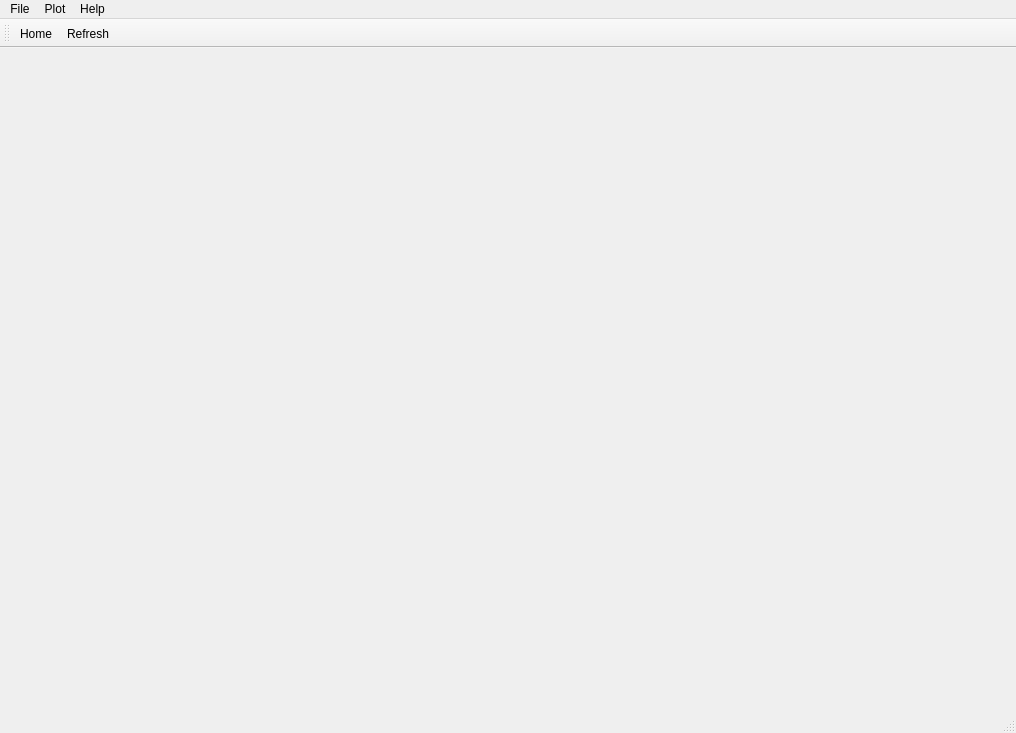
Qt form python/libraries/designer/mainWindow.ui (BEC-Trento/camera1) before a commit.
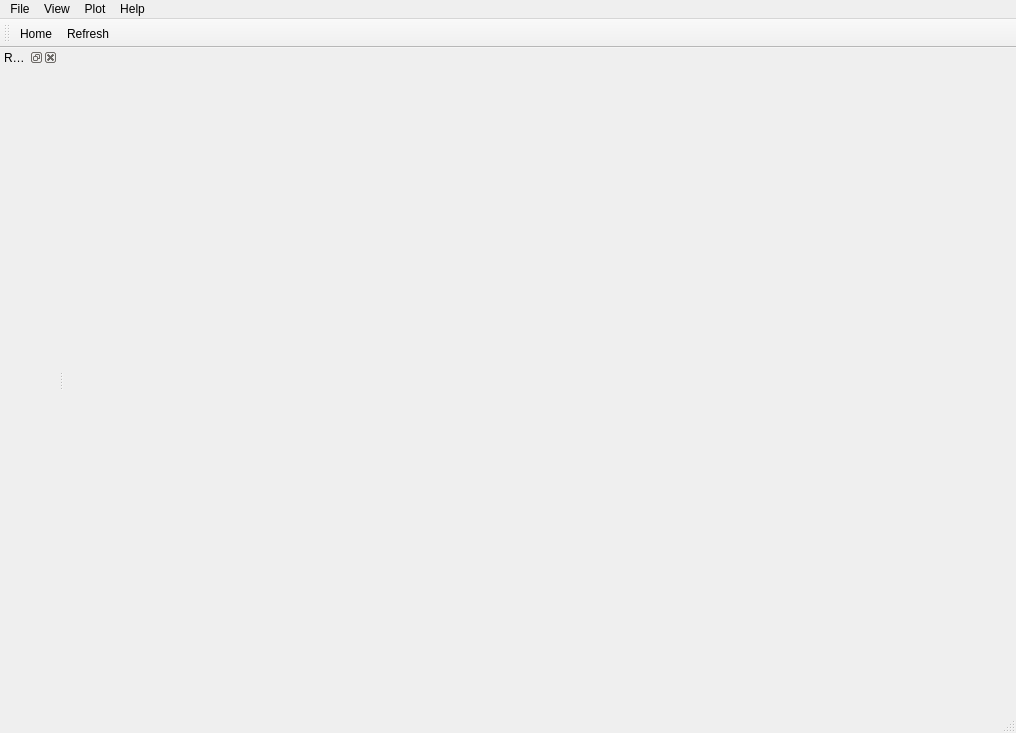
The same form after that commit. Icons and pictures are not drawn.

What changed in the file:
```diff
--- a/python/libraries/designer/mainWindow.ui
+++ b/python/libraries/designer/mainWindow.ui
@@ -21,12 +21,7 @@
    <string/>
   </property>
   <widget class="QWidget" name="centralwidget">
-   <layout class="QHBoxLayout" name="horizontalLayout">
-    <item>
-     <widget class="QWidget" name="framesWidget" native="true">
-      <layout class="QVBoxLayout" name="framesVerticalLayout"/>
-     </widget>
-    </item>
+   <layout class="QVBoxLayout" name="verticalLayout">
     <item>
      <widget class="QWidget" name="odWidget" native="true">
       <layout class="QVBoxLayout" name="odVerticalLayout"/>
@@ -61,7 +56,13 @@
     </property>
     <addaction name="actionInfo"/>
    </widget>
+   <widget class="QMenu" name="menuView">
+    <property name="title">
+     <string>View</string>
+    </property>
+   </widget>
    <addaction name="menuFile"/>
+   <addaction name="menuView"/>
    <addaction name="menuPlot"/>
    <addaction name="menuHelp"/>
   </widget>
@@ -79,6 +80,23 @@
    <addaction name="actionHome"/>
    <addaction name="actionRefresh"/>
   </widget>
+  <widget class="QDockWidget" name="framesDockWidget">
+   <property name="sizePolicy">
+    <sizepolicy hsizetype="Minimum" vsizetype="Preferred">
+     <horstretch>0</horstretch>
+     <verstretch>0</verstretch>
+    </sizepolicy>
+   </property>
+   <property name="windowTitle">
+    <string>Raw frames</string>
+   </property>
+   <attribute name="dockWidgetArea">
+    <number>1</number>
+   </attribute>
+   <widget class="QWidget" name="framesWidget">
+    <layout class="QVBoxLayout" name="framesLayout"/>
+   </widget>
+  </widget>
   <action name="actionHome">
    <property name="icon">
     <iconset resource="resources.qrc">
```
Left out of the diff: 12 changed lines with no effect on the pictures.
